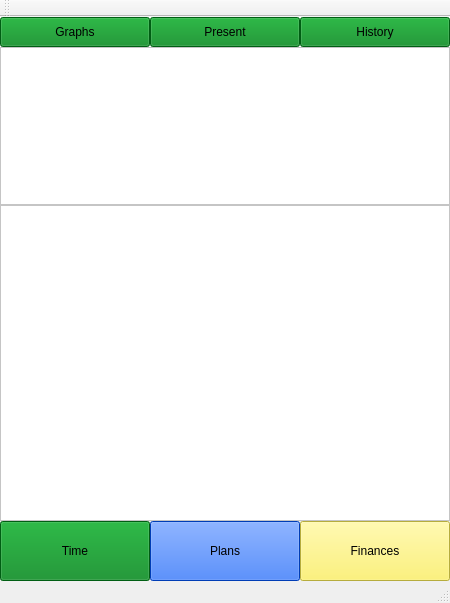
First picture: the form in mainwindow.ui, repository BryanBlack523/LM, before the edit.
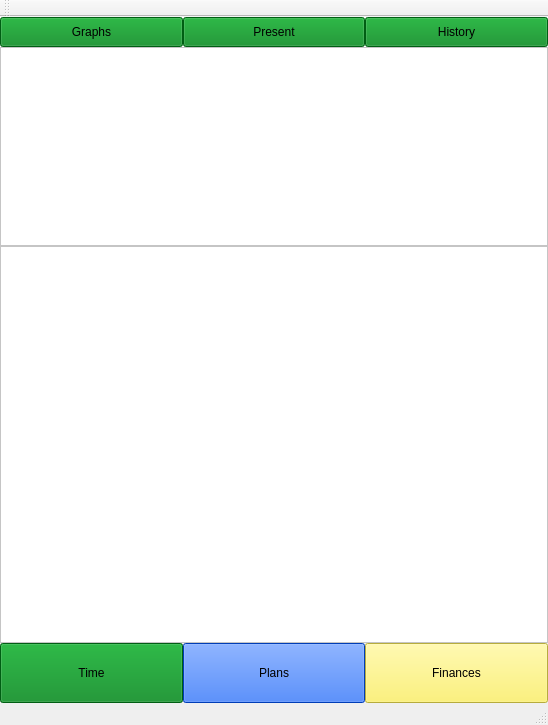
Second picture: the form after the edit.

```diff
--- a/mainwindow.ui
+++ b/mainwindow.ui
@@ -6,8 +6,8 @@
    <rect>
     <x>0</x>
     <y>0</y>
-    <width>450</width>
-    <height>603</height>
+    <width>548</width>
+    <height>725</height>
    </rect>
   </property>
   <property name="windowTitle">
```
Left out of the diff: 4 changed lines with no effect on the pictures.
